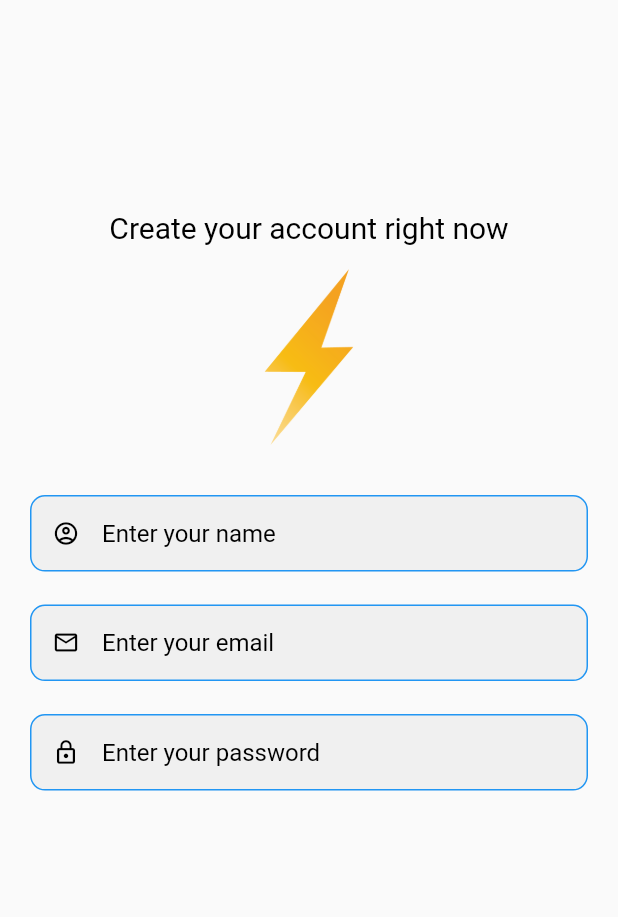
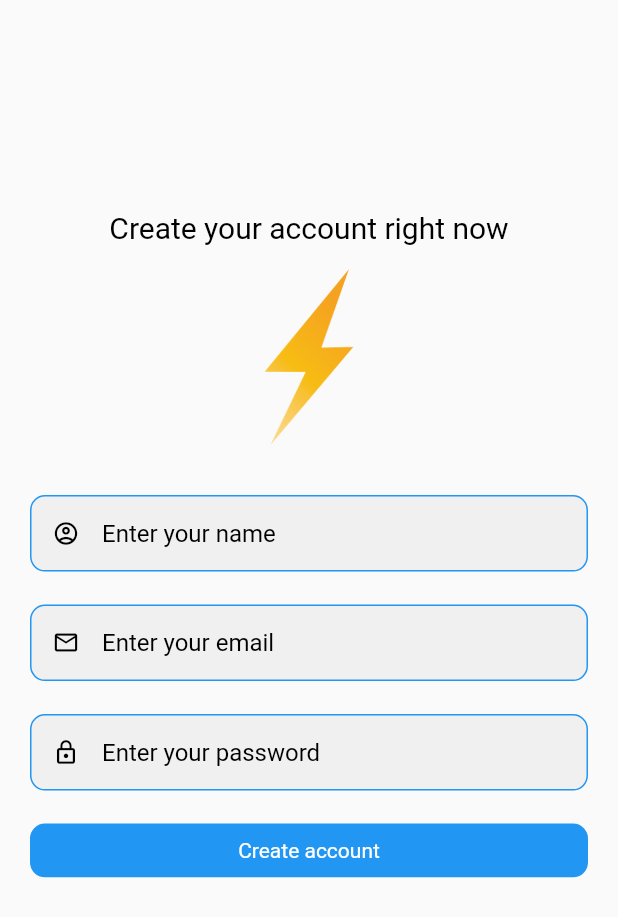
Before and after one commit to Nguyen-Loi/MVC_Flutter_PHP, a Flutter app: the screen it shows after launch, on a phone screen of 412 x 824 dp. Shown: the top 917 px of the screen. Run offline on Flutter 3.47's test engine with Material 2 defaults, Android fonts, the phone set to English and light mode, and no system bars; our stand-ins replace card_swiper, dio, image_picker, sizer.

Commit message:
11.Create button register

```diff
--- a/lib/view/register/ebook_register.dart
+++ b/lib/view/register/ebook_register.dart
@@ -188,6 +188,37 @@ class EbookRegisterState extends State<EbookRegister> {
               TextFiledMain(
                   hintText: 'Enter your password',
                   iconFiled: Icons.lock_outline),
+                  GestureDetector(
+                    onTap: (){},
+                    child: Container(
+                        margin: EdgeInsets.only(right: 20, left: 20, top: 17, bottom: 5),
+                        padding: EdgeInsets.symmetric(vertical: 1.2.h, horizontal: 1.5.h),
+                        decoration: BoxDecoration(
+                          color: Colors.blue,
+                          borderRadius: BorderRadius.all(Radius.circular(10)),
+
+                        ),
+                        width: MediaQuery.of(context).size.width,
+                        child: !visibleLoading?Container(
+                           width: MediaQuery.of(context).size.width,
+                           child: Text('Create account', style: TextStyle(
+                             color: Colors.white
+                           ),textAlign: TextAlign.center,),
+
+                        ):Visibility(visible: visibleLoading, child: Container(
+                           width: MediaQuery.of(context).size.width,
+                           child: Center(
+                             child: Container(
+                               width: 20,
+                               height: 20,
+                               child: CircularProgressIndicator(
+                                 strokeWidth: 1.5, color: Colors.white,
+                               ),
+                             ),
+                           )
+                        ), ),
+                    ),
+                  )
             ],
           ),
         ),
--- a/pubspec.yaml
+++ b/pubspec.yaml
@@ -18,7 +18,7 @@ publish_to: 'none' # Remove this line if you wish to publish to pub.dev
 version: 1.0.0+1
 
 environment:
-  sdk: '>=2.17.0-282.0.dev <3.0.0'
+  sdk: '>=2.16.2 <3.0.0'
 
 # Dependencies specify other packages that your package needs in order to work.
 # To automatically upgrade your package dependencies to the latest versions
@@ -40,7 +40,7 @@ dependencies:
   sizer: ^2.0.15
 
 dev_dependencies:
-  flutter_lints: ^2.0.0
+  flutter_lints: ^1.0.0
   flutter_test:
     sdk: flutter
 
@@ -79,4 +79,3 @@ flutter:
   #         weight: 700
   #
   # For details regarding fonts from package dependencies,
-  # see https://flutter.dev/custom-fonts/#from-packages
```
Also changed, not shown: pubspec.lock, 1 other file.
